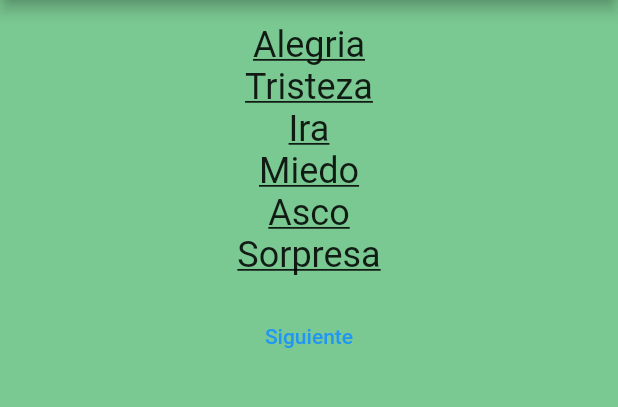
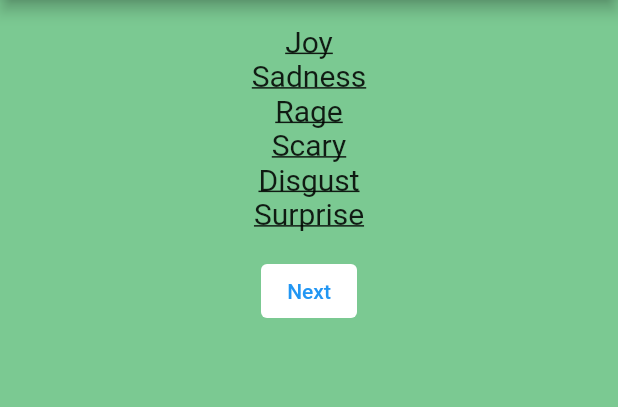
Before and after one commit to angell98s/irobot, a Flutter app: the SelectionScreen screen opened by its route, on a phone screen of 412 x 824 dp, the part 84-491 px from its top. Run offline on Flutter 3.47's test engine with Material 2 defaults, Android fonts, the phone set to English and light mode, and no system bars; our stand-ins replace flutter_riverpod, go_router, syncfusion_flutter_sliders, youtube_player_iframe; generated files the repository leaves out were written again.

Commit message:
anadir cambios

```diff
--- a/lib/src/app.dart
+++ b/lib/src/app.dart
@@ -1,6 +1,7 @@
 import 'package:flutter/material.dart';
 import 'package:flutter_gen/gen_l10n/app_localizations.dart';
 import 'package:flutter_riverpod/flutter_riverpod.dart';
+import 'package:irobot/src/localization/app_localizations_context.dart';
 import 'package:irobot/src/routing/app_router.dart';
 
 class MyApp extends ConsumerWidget {
@@ -13,7 +14,7 @@ class MyApp extends ConsumerWidget {
       title: 'Flutter Demo',
       localizationsDelegates: AppLocalizations.localizationsDelegates,
       supportedLocales: AppLocalizations.supportedLocales,
-      locale: const Locale('en'),
+      locale: ref.watch(localizationProvider),
       theme: ThemeData(
         appBarTheme: const AppBarTheme(
           centerTitle: true,
--- /dev/null
+++ b/lib/src/constants/text_styles.dart
@@ -0,0 +1,43 @@
+import 'package:flutter/material.dart';
+import 'package:irobot/src/constants/breakpoints.dart';
+
+class AppTextStyles {
+  static TextStyle h1(BuildContext context) => TextStyle(
+        fontSize:
+            MediaQuery.of(context).size.width > Breakpoint.desktop ? 70 : 45,
+      );
+
+  static TextStyle h2(BuildContext context) => TextStyle(
+        fontSize:
+            MediaQuery.of(context).size.width > Breakpoint.desktop ? 40 : 20,
+      );
+
+  static TextStyle h3(BuildContext context) => TextStyle(
+        fontSize:
+            MediaQuery.of(context).size.width > Breakpoint.desktop ? 32 : 18,
+      );
+
+  static const TextStyle h4 = TextStyle(
+    fontSize: 25,
+  );
+
+  static const TextStyle h5 = TextStyle(
+    fontSize: 20,
+  );
+
+  static const TextStyle body = TextStyle(
+    fontSize: 16,
+  );
+
+  static const TextStyle bodySm = TextStyle(
+    fontSize: 14,
+  );
+
+  static const TextStyle bodyLg = TextStyle(
+    fontSize: 18,
+  );
+
+  static const TextStyle caption = TextStyle(
+    fontSize: 10,
+  );
+}
--- a/lib/src/feature/selection/presentation/selection_screen/selection_screen.dart
+++ b/lib/src/feature/selection/presentation/selection_screen/selection_screen.dart
@@ -4,8 +4,8 @@ import 'package:go_router/go_router.dart';
 import 'package:irobot/src/common_widgets/responsive_center.dart';
 import 'package:irobot/src/constants/app_sizes.dart';
 import 'package:irobot/src/constants/breakpoints.dart';
+import 'package:irobot/src/constants/text_styles.dart';
 import 'package:irobot/src/localization/app_localizations_context.dart';
-import 'package:irobot/src/localization/string.hardcode.dart';
 import 'package:irobot/src/routing/app_router.dart';
 
 class SelectionScreen extends StatefulWidget {
@@ -17,57 +17,57 @@ class SelectionScreen extends StatefulWidget {
 
 class _SelectionScreenState extends State<SelectionScreen> {
   alegria(BuildContext context) => CheckBoxGeneral(
-        title: 'Alegria'.hardcoded,
+        title: context.loc.joy,
         checkBoxState: [
-          CheckBoxState(subtitle: 'Ilusión'.hardcoded),
-          CheckBoxState(subtitle: 'Admiración'.hardcoded),
-          CheckBoxState(subtitle: 'Amor'.hardcoded),
-          CheckBoxState(subtitle: 'Éxtasis'.hardcoded),
+          CheckBoxState(subtitle: context.loc.delusion),
+          CheckBoxState(subtitle: context.loc.admiration),
+          CheckBoxState(subtitle: context.loc.love),
+          CheckBoxState(subtitle: context.loc.ecstasy),
         ],
       );
   tristeza(BuildContext context) => CheckBoxGeneral(
-        title: 'Tristeza'.hardcoded,
+        title: context.loc.sadness,
         checkBoxState: [
-          CheckBoxState(subtitle: 'Soledad'.hardcoded),
-          CheckBoxState(subtitle: 'Derrota'.hardcoded),
-          CheckBoxState(subtitle: 'Desamor'.hardcoded),
-          CheckBoxState(subtitle: 'Desamparo'.hardcoded),
+          CheckBoxState(subtitle: context.loc.loneliness),
+          CheckBoxState(subtitle: context.loc.defeat),
+          CheckBoxState(subtitle: context.loc.heartbreak),
+          CheckBoxState(subtitle: context.loc.abandonment),
         ],
       );
   ira(BuildContext context) => CheckBoxGeneral(
-        title: 'Ira'.hardcoded,
+        title: context.loc.rage,
         checkBoxState: [
-          CheckBoxState(subtitle: 'Rebeldía'.hardcoded),
-          CheckBoxState(subtitle: 'Impaciencia'.hardcoded),
-          CheckBoxState(subtitle: 'Rencor'.hardcoded),
-          CheckBoxState(subtitle: 'Impotencia'.hardcoded),
+          CheckBoxState(subtitle: context.loc.rebellion),
+          CheckBoxState(subtitle: context.loc.impatience),
+          CheckBoxState(subtitle: context.loc.resentment),
+          CheckBoxState(subtitle: context.loc.impatience),
         ],
       );
   miedo(BuildContext context) => CheckBoxGeneral(
-        title: 'Miedo'.hardcoded,
+        title: context.loc.scary,
         checkBoxState: [
-          CheckBoxState(subtitle: 'Inseguridad'.hardcoded),
-          CheckBoxState(subtitle: 'Confusión'.hardcoded),
-          CheckBoxState(subtitle: 'Horror'.hardcoded),
-          CheckBoxState(subtitle: 'Terror'.hardcoded),
+          CheckBoxState(subtitle: context.loc.unsafety),
+          CheckBoxState(subtitle: context.loc.confusion),
+          CheckBoxState(subtitle: context.loc.horror),
+          CheckBoxState(subtitle: context.loc.terror),
         ],
       );
   asco(BuildContext context) => CheckBoxGeneral(
-        title: 'Asco'.hardcoded,
+        title: context.loc.disgust,
         checkBoxState: [
-          CheckBoxState(subtitle: 'Repulsión'.hardcoded),
-          CheckBoxState(subtitle: 'Aversión'.hardcoded),
-          CheckBoxState(subtitle: 'Desagrado'.hardcoded),
-          CheckBoxState(subtitle: 'Incomodidad'.hardcoded),
+          CheckBoxState(subtitle: context.loc.repulsion),
+          CheckBoxState(subtitle: context.loc.aversion),
+          CheckBoxState(subtitle: context.loc.repugnance),
+          CheckBoxState(subtitle: context.loc.discomfort),
         ],
       );
   sorpresa(BuildContext context) => CheckBoxGeneral(
-        title: 'Sorpresa'.hardcoded,
+        title: context.loc.surprise,
         checkBoxState: [
-          CheckBoxState(subtitle: 'Euforia'.hardcoded),
-          CheckBoxState(subtitle: 'Asombro'.hardcoded),
-          CheckBoxState(subtitle: 'Triunfo'.hardcoded),
-          CheckBoxState(subtitle: 'Adoración'.hardcoded),
+          CheckBoxState(subtitle: context.loc.euphoria),
+          CheckBoxState(subtitle: context.loc.astonishment),
+          CheckBoxState(subtitle: context.loc.triumph),
+          CheckBoxState(subtitle: context.loc.devotion),
         ],
       );
 
@@ -138,9 +138,16 @@ class _SelectionScreenState extends State<SelectionScreen> {
             ),
           ),
           ResponsiveSliverCenter(
-            child: TextButton(
-              child: Text('Siguiente'.hardcoded),
-              onPressed: () => context.goNamed(AppRoute.fingerprint.name),
+            child: Column(
+              children: [
+                TextButton(
+                  style: ButtonStyle(
+                    backgroundColor: MaterialStateProperty.all(Colors.white),
+                  ),
+                  child: Text(context.loc.next),
+                  onPressed: () => context.goNamed(AppRoute.fingerprint.name),
+                ),
+              ],
             ),
           ),
         ],
@@ -180,10 +187,8 @@ class _CheckBoxListWithTitleState extends State<CheckBoxListWithTitle> {
           }),
           child: Text(
             widget.checkBoxGeneral.title,
-            style: const TextStyle(
-              // color: Color(0xffff9900),
+            style: AppTextStyles.h2(context).copyWith(
               decoration: TextDecoration.underline,
-              fontSize: 24.0,
             ),
           ),
         ),
@@ -206,7 +211,12 @@ class _CheckBoxListWithTitleState extends State<CheckBoxListWithTitle> {
         controlAffinity: ListTileControlAffinity.leading,
         activeColor: Colors.red,
         value: checkBoxState.value,
-        title: Text(checkBoxState.subtitle),
+        title: Text(
+          checkBoxState.subtitle,
+          style: AppTextStyles.h3(context).copyWith(
+            decoration: TextDecoration.underline,
+          ),
+        ),
         onChanged: (value) => setState(
           () => checkBoxState.value = value!,
         ),
--- a/lib/src/localization/app_localizations_context.dart
+++ b/lib/src/localization/app_localizations_context.dart
@@ -1,6 +1,11 @@
 import 'package:flutter/widgets.dart';
 import 'package:flutter_gen/gen_l10n/app_localizations.dart';
+import 'package:flutter_riverpod/flutter_riverpod.dart';
 
 extension LocalizedBuildContext on BuildContext {
   AppLocalizations get loc => AppLocalizations.of(this);
 }
+
+final localizationProvider = StateProvider<Locale>((ref) {
+  return const Locale('en');
+});
--- a/pubspec.yaml
+++ b/pubspec.yaml
@@ -31,3 +31,6 @@ dev_dependencies:
 flutter:
   uses-material-design: true
   generate: true
+
+  assets:
+    - assets/
```
Also changed, not shown: lib/src/feature/home/presentation/home_screen.dart (+94 -4 lines), lib/src/feature/identification/presentation/identification_screen.dart (+30 -8 lines), lib/src/feature/regulate/presentation/regulate_screen.dart (+14 -4 lines), lib/src/localization/app_en.arb (+47 -3 lines), lib/src/localization/app_es.arb (+49 -5 lines), assets/english.png (added), assets/spain.png (added).
